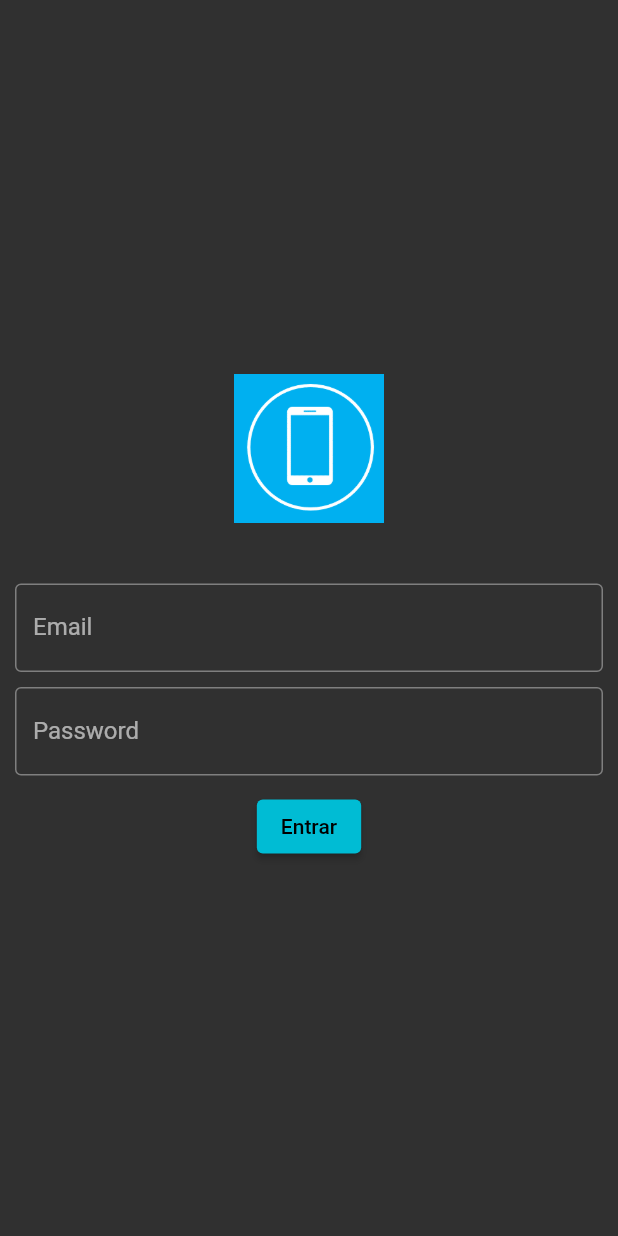
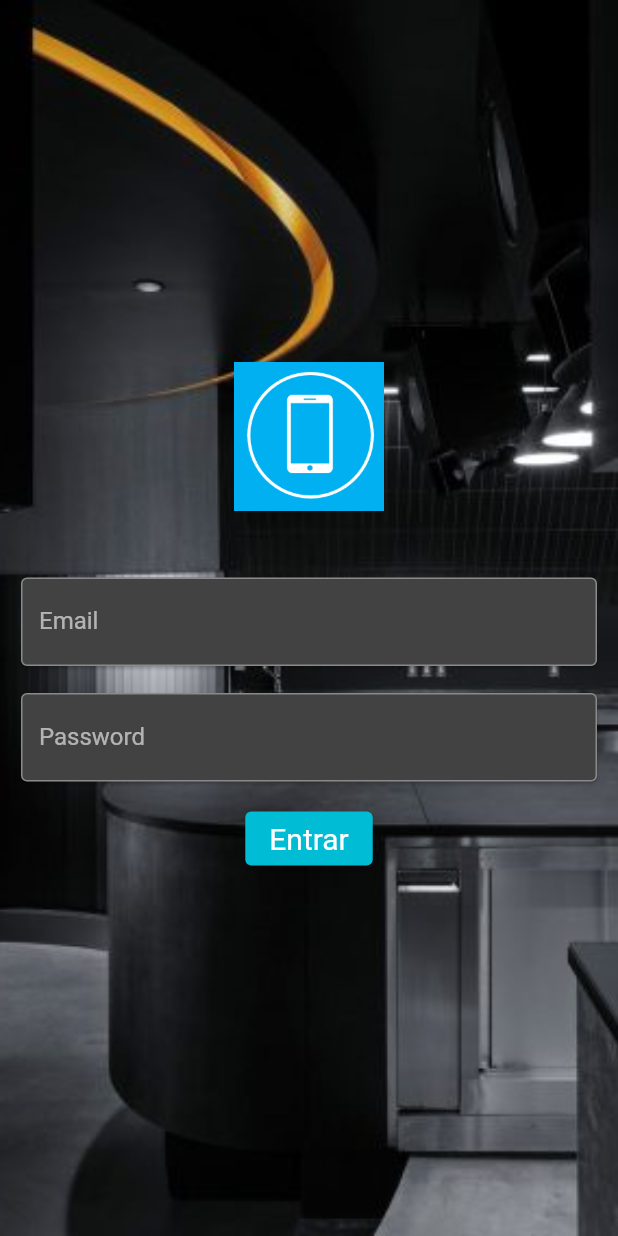
Before and after one commit to Vinny021/Flutter, a Flutter app: the screen it shows after launch, on a phone screen of 412 x 824 dp. Run offline on Flutter 3.47's test engine with Material 2 defaults, Android fonts, the phone set to English and light mode, and no system bars; our stand-ins replace google_fonts; accounts and stored records are empty.

Commit message:
Login Page :art:

```diff
--- a/Flutterando/ola_mundo/lib/login_page.dart
+++ b/Flutterando/ola_mundo/lib/login_page.dart
@@ -13,10 +13,8 @@
   String email;
   String password;
 
-  @override
-  Widget build(BuildContext context) {
-    return Scaffold(
-      body:SingleChildScrollView(
+  Widget _body(){
+    return SingleChildScrollView(
         child: SizedBox(
           width: MediaQuery.of(context).size.width,
           height: MediaQuery.of(context).size.height,
@@ -31,7 +29,8 @@
                   child: Image.asset('assets/images/logo.png'),
                 ),
                 SizedBox(height:40),
-                TextField(
+                Card(
+                  child: TextField(
                     onChanged: (text){
                       email = text;
                     },
@@ -40,8 +39,10 @@
                       border: OutlineInputBorder()
                     )
                   ),
+                ),
                 SizedBox(height:10),
-                TextField(
+                Card(
+                  child: TextField(
                     onChanged: (text){
                       password = text;
                     },
@@ -50,6 +51,7 @@
                       labelText: 'Password',
                       border: OutlineInputBorder()
                     )
+                  ),
                 ),
                 SizedBox(height:10),
                 ElevatedButton(
@@ -60,13 +62,37 @@
                       print('Usuário inválido');
                     }
                   },
-                  child:Text('Entrar')
+                  child:Text('Entrar'),
+                  style: ElevatedButton.styleFrom(
+                    onPrimary: Colors.white,
+                    textStyle: TextStyle(
+                      fontSize: 20,
+                    )
+                  )
+
                 )
               ],
             ),
           ),
         ),
+      );
+  }
+
+  @override
+  Widget build(BuildContext context) {
+    return Scaffold(
+      body: Stack(
+        children:[
+          SizedBox(
+            height: MediaQuery.of(context).size.height,
+            child: Image.asset(
+              'assets/images/background.jpg',
+              fit: BoxFit.cover,
             )
+          ),
+          _body()
+        ]
+      ),
     );
   }
 }
--- a/Flutterando/ola_mundo/pubspec.yaml
+++ b/Flutterando/ola_mundo/pubspec.yaml
@@ -47,6 +47,7 @@
   # To add assets to your application, add an assets section, like this:
   assets:
     - assets/images/logo.png
+    - assets/images/background.jpg
   # An image asset can refer to one or more resolution-specific "variants", see
   # https://flutter.dev/assets-and-images/#resolution-aware.
 
```
Also changed, not shown: Flutterando/ola_mundo/assets/images/background.jpg (added). Lines whose indentation alone changed are shown as unchanged.
